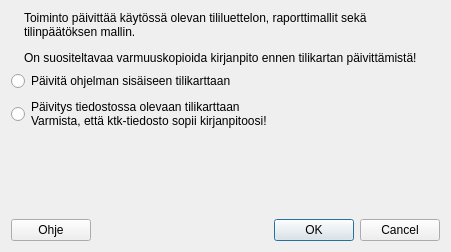
Qt form kitupiikki/uusikp/tkpaivitys.ui (artoh/kitupiikki) before a commit.
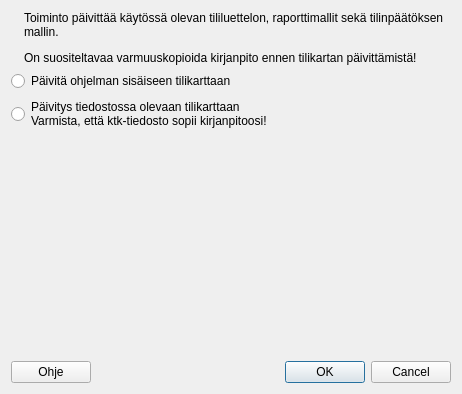
The same form after that commit. Icons and pictures are not drawn.

What changed in the file:
```diff
--- a/kitupiikki/uusikp/tkpaivitys.ui
+++ b/kitupiikki/uusikp/tkpaivitys.ui
@@ -6,8 +6,8 @@
    <rect>
     <x>0</x>
     <y>0</y>
-    <width>451</width>
-    <height>252</height>
+    <width>462</width>
+    <height>394</height>
    </rect>
   </property>
   <property name="windowTitle">
```
